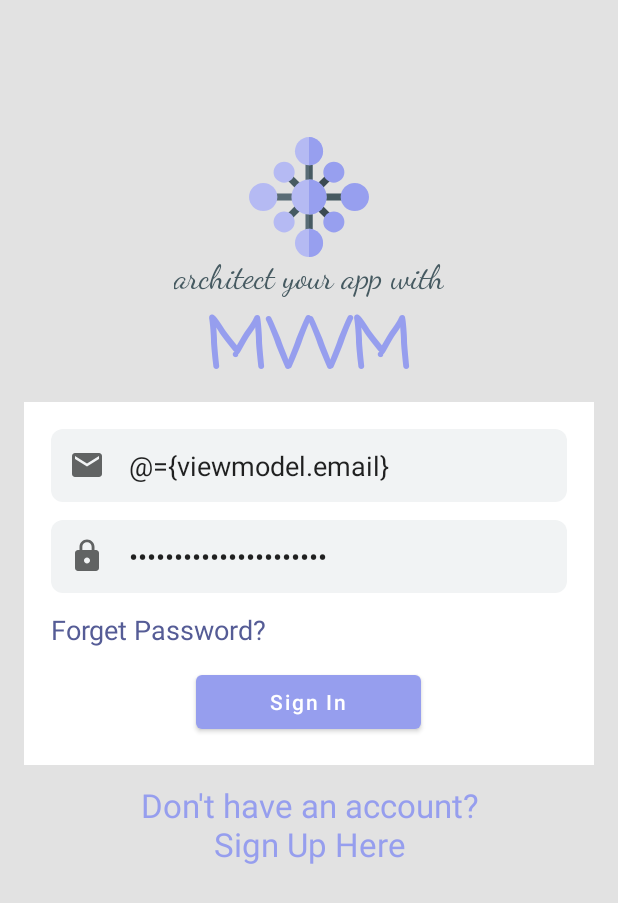
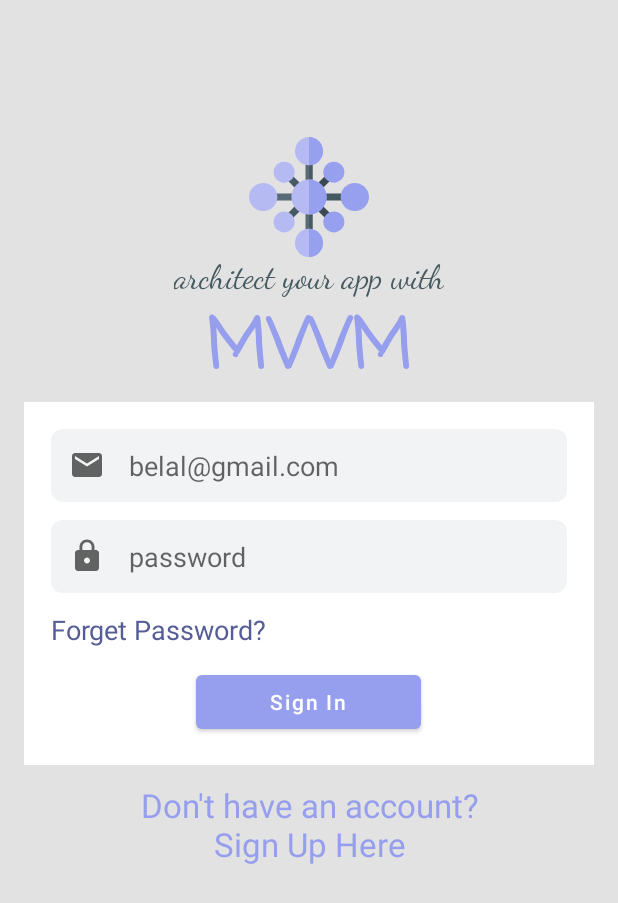
Before and after one commit to mtjin/MVVM_StudyKotlinApp, an Android app: the screen it shows after launch (LoginActivity), after a tap on "Sign In", on a phone screen of 412 x 824 dp. Shown: the top 903 px of the screen. Run offline under Robolectric (Android 15) with nearby library versions, the phone set to English and light mode, and no system bars; our stand-ins replace data binding.

Commit message:
데이터바인딩 완료

```diff
--- /dev/null
+++ b/MVVM StudyApp/app/src/main/java/com/mtjin/mvvmstudyapp/ui/auth/AuthListener.kt
@@ -0,0 +1,7 @@
+package com.mtjin.mvvmstudyapp.ui.auth
+
+interface AuthListener {
+    fun onStarted() //로그인시 progressbar
+    fun onSuccess() //로그인 성공시
+    fun onFailure(message: String)// 로그인 실패시
+}
--- /dev/null
+++ b/MVVM StudyApp/app/src/main/java/com/mtjin/mvvmstudyapp/ui/auth/AuthViewModel.kt
@@ -0,0 +1,23 @@
+package com.mtjin.mvvmstudyapp.ui.auth
+
+import android.view.View
+import androidx.lifecycle.ViewModel
+
+class AuthViewModel : ViewModel(){
+    /*layout파일에서 text를 viewmodel.email로 설정함으로써 자동으로 이 변수들에 값이 할당된다.*/
+    var email: String? = null
+    var password: String? = null
+
+    var authListener: AuthListener? = null
+
+    fun onLoginButtonClick(view: View){
+        authListener?.onStarted()
+        if(email.isNullOrEmpty() || password.isNullOrEmpty()){
+            authListener?.onFailure("이메일 혹은 비밀번호가 틀립니다.")
+            return
+        }
+        //성공시
+        authListener?.onSuccess()
+
+    }
+}
--- a/MVVM StudyApp/app/src/main/java/com/mtjin/mvvmstudyapp/ui/auth/LoginActivity.kt
+++ b/MVVM StudyApp/app/src/main/java/com/mtjin/mvvmstudyapp/ui/auth/LoginActivity.kt
@@ -2,12 +2,36 @@ package com.mtjin.mvvmstudyapp.ui.auth
 
 import androidx.appcompat.app.AppCompatActivity
 import android.os.Bundle
+import androidx.databinding.DataBindingUtil
+import androidx.lifecycle.ViewModelProviders
 import com.mtjin.mvvmstudyapp.R
+import com.mtjin.mvvmstudyapp.databinding.ActivityLoginBinding
+import com.mtjin.mvvmstudyapp.util.toast
 
-class LoginActivity : AppCompatActivity() {
+class LoginActivity : AppCompatActivity(), AuthListener {
 
     override fun onCreate(savedInstanceState: Bundle?) {
         super.onCreate(savedInstanceState)
-        setContentView(R.layout.activity_login)
+        //데이터바인딩
+        val binding : ActivityLoginBinding = DataBindingUtil.setContentView(this, R.layout.activity_login)
+        //of()는 현재 액티비티를 파라미터로서 가져올 수 있고 액티비티안에 들어 갈 수 있게해준다.
+        //액티비티 안에 들어가고 get()을 통해 viewModel을 가져올 수 있다. (매개변수로 우리가 정의한 뷰모델 클래스를 가져올 수 있음)
+        val viewModel = ViewModelProviders.of(this).get(AuthViewModel::class.java)
+        //set this viewmodel as our binding viewmodel
+        binding.viewmodel = viewModel
+        //UI로 부터 data를 가져오기위해
+        viewModel.authListener = this
+    }
+
+    override fun onStarted() {
+        toast("로그인 중")
+    }
+
+    override fun onSuccess() {
+        toast("로그인 성공")
+    }
+
+    override fun onFailure(message: String) {
+        toast(message)
     }
 }
--- /dev/null
+++ b/MVVM StudyApp/app/src/main/java/com/mtjin/mvvmstudyapp/util/ViewUtils.kt
@@ -0,0 +1,9 @@
+package com.mtjin.mvvmstudyapp.util
+
+import android.content.Context
+import android.widget.Toast
+
+//Contet extenstion
+fun Context.toast(message: String){
+    Toast.makeText(this, message, Toast.LENGTH_LONG).show()
+}
--- a/MVVM StudyApp/app/src/main/res/layout/activity_login.xml
+++ b/MVVM StudyApp/app/src/main/res/layout/activity_login.xml
@@ -1,124 +1,136 @@
 <?xml version="1.0" encoding="utf-8"?>
+<layout xmlns:android="http://schemas.android.com/apk/res/android"
+    xmlns:app="http://schemas.android.com/apk/res-auto"
+    xmlns:tools="http://schemas.android.com/tools">
+
+    <data>
+        <variable
+            name="viewmodel"
+            type="com.mtjin.mvvmstudyapp.ui.auth.AuthViewModel" />
+    </data>
+
     <androidx.coordinatorlayout.widget.CoordinatorLayout
-    xmlns:android="http://schemas.android.com/apk/res/android"
-    xmlns:tools="http://schemas.android.com/tools"
-    xmlns:app="http://schemas.android.com/apk/res-auto"
+        android:id="@+id/root_layout"
         android:layout_width="match_parent"
+        android:layout_height="match_parent"
         android:background="#E2E2E2"
-    android:layout_height="match_parent"
         tools:context=".ui.auth.LoginActivity">
 
 
         <RelativeLayout
-        android:padding="16dp"
             android:layout_width="match_parent"
-        android:layout_height="wrap_content">
+            android:layout_height="wrap_content"
+            android:padding="16dp">
 
             <ImageView
-            android:layout_marginTop="75dp"
                 android:id="@+id/image_view_logo"
-            android:layout_centerHorizontal="true"
-            android:background="@drawable/ic_app_logo"
                 android:layout_width="80dp"
                 android:layout_height="80dp"
-            />
+                android:layout_centerHorizontal="true"
+                android:layout_marginTop="75dp"
+                android:background="@drawable/ic_app_logo" />
 
             <LinearLayout
                 android:id="@+id/linearLayout1"
+                android:layout_width="match_parent"
+                android:layout_height="wrap_content"
                 android:layout_below="@id/image_view_logo"
-            android:orientation="vertical"
-            android:layout_width="match_parent"
-            android:layout_height="wrap_content">
+                android:orientation="vertical">
 
                 <TextView
+                    android:layout_width="wrap_content"
+                    android:layout_height="wrap_content"
                     android:layout_gravity="center_horizontal"
                     android:text="architect your app with"
+                    android:textAppearance="@style/TextAppearance.AppCompat.Large"
+                    android:textColor="#465A61"
+                    app:fontFamily="cursive" />
+
+                <TextView
                     android:layout_width="wrap_content"
                     android:layout_height="wrap_content"
-                android:textAppearance="@style/TextAppearance.AppCompat.Large" app:fontFamily="cursive"
-                android:textColor="#465A61"/>
-
-            <TextView
                     android:layout_gravity="center_horizontal"
                     android:text="MVVM"
-                android:layout_width="wrap_content"
-                android:layout_height="wrap_content"
+                    android:textAllCaps="false"
                     android:textAppearance="@style/TextAppearance.AppCompat.Display2"
-                app:fontFamily="casual" android:textStyle="bold" android:textAllCaps="false"
-                android:typeface="monospace" android:textColor="#969EEE"/>
+                    android:textColor="#969EEE"
+                    android:textStyle="bold"
+                    android:typeface="monospace"
+                    app:fontFamily="casual" />
 
             </LinearLayout>
 
             <LinearLayout
                 android:id="@+id/linearLayout2"
-            android:padding="18dp"
+                android:layout_width="match_parent"
+                android:layout_height="wrap_content"
+                android:layout_below="@id/linearLayout1"
                 android:background="#ffffff"
-            android:layout_below="@id/linearLayout1"
                 android:orientation="vertical"
-            android:layout_width="match_parent"
-            android:layout_height="wrap_content">
+                android:padding="18dp">
 
                 <EditText
-                android:text="@={viewmodel.email}"
+                    android:layout_width="match_parent"
+                    android:layout_height="match_parent"
+                    android:layout_marginBottom="12dp"
+                    android:background="@drawable/edit_text_round_gray_background"
+                    android:drawableLeft="@drawable/ic_email"
+                    android:drawablePadding="16dp"
                     android:hint="belal@gmail.com"
                     android:inputType="textEmailAddress"
-                android:drawablePadding="16dp"
-                android:drawableLeft="@drawable/ic_email"
-                android:background="@drawable/edit_text_round_gray_background"
-                android:layout_width="match_parent"
                     android:padding="12dp"
-                android:layout_marginBottom="12dp"
-                android:layout_height="match_parent"/>
+                    android:text="@={viewmodel.email}" />
 
                 <EditText
-                android:text="@={viewmodel.password}"
+                    android:layout_width="match_parent"
+                    android:layout_height="match_parent"
+                    android:layout_marginBottom="12dp"
+                    android:background="@drawable/edit_text_round_gray_background"
+                    android:drawableLeft="@drawable/ic_lock"
+                    android:drawablePadding="16dp"
+                    android:hint="password"
                     android:inputType="textPassword"
-                android:hint="password"
-                android:drawablePadding="16dp"
-                android:drawableLeft="@drawable/ic_lock"
-                android:background="@drawable/edit_text_round_gray_background"
-                android:layout_width="match_parent"
-                android:layout_marginBottom="12dp"
                     android:padding="12dp"
-                android:layout_height="match_parent"/>
+                    android:text="@={viewmodel.password}" />
 
                 <TextView
-                android:textColor="@color/colorPrimaryDark"
+                    android:layout_width="wrap_content"
+                    android:layout_height="wrap_content"
                     android:layout_marginBottom="12dp"
+                    android:text="Forget Password?"
                     android:textAppearance="@style/TextAppearance.AppCompat.Medium"
-                android:text="Forget Password?"
-                android:layout_width="wrap_content"
-                android:layout_height="wrap_content"/>
+                    android:textColor="@color/colorPrimaryDark" />
 
                 <Button
+                    android:layout_width="150dp"
+                    android:layout_height="wrap_content"
                     android:layout_gravity="center_horizontal"
-                android:textAllCaps="false"
+                    android:onClick="@{viewmodel::onLoginButtonClick}"
                     android:text="Sign In"
-                android:onClick="@{viewmodel::onLoginButtonClicked}"
-                android:layout_width="150dp"
-                android:layout_height="wrap_content"/>
+                    android:textAllCaps="false" />
 
             </LinearLayout>
 
             <TextView
+                android:layout_width="wrap_content"
+                android:layout_height="wrap_content"
+                android:layout_below="@id/linearLayout2"
+                android:layout_centerHorizontal="true"
                 android:layout_marginTop="12dp"
-            android:textColor="@color/colorPrimary"
-            android:layout_centerHorizontal="true"
+                android:text="Don't have an account?\nSign Up Here"
+                android:textAlignment="center"
                 android:textAppearance="@style/TextAppearance.AppCompat.Large"
-            android:layout_below="@id/linearLayout2"
-            android:textAlignment="center"
-            android:text="Don't have an account?\nSign Up Here"
-            android:layout_width="wrap_content"
-            android:layout_height="wrap_content"/>
+                android:textColor="@color/colorPrimary" />
 
         </RelativeLayout>
 
         <ProgressBar
-        android:visibility="invisible"
             android:id="@+id/progress_bar"
+            android:layout_width="wrap_content"
+            android:layout_height="wrap_content"
             android:layout_gravity="center_horizontal|center_vertical"
-        android:layout_width="wrap_content"
-        android:layout_height="wrap_content"/>
+            android:visibility="invisible" />
 
 
     </androidx.coordinatorlayout.widget.CoordinatorLayout>
+</layout>
--- a/MVVM StudyApp/gradle.properties
+++ b/MVVM StudyApp/gradle.properties
@@ -20,3 +20,4 @@ android.enableJetifier=true
 # Kotlin code style for this project: "official" or "obsolete":
 kotlin.code.style=official
 android.databinding.enableV2=true
+kapt.incremental.apt=true
```
Lines whose indentation alone changed are shown as unchanged.
